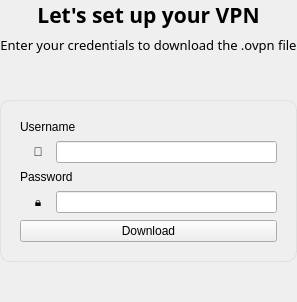
Before: the Qt Designer form forms/downloadscreen.ui in AaryaTalgaonkar/openvpn3-gui, drawn with Qt 5.
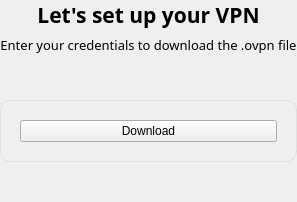
After: the same form once the commit is applied.

What changed in the file:
```diff
--- a/forms/downloadscreen.ui
+++ b/forms/downloadscreen.ui
@@ -73,76 +73,6 @@
       <string notr="true">QFrame#contentFrame { border: 1px solid rgba(0,0,0,0.06); border-radius: 10px; padding: 10px; }</string>
      </property>
      <layout class="QVBoxLayout" name="contentLayout">
-      <item>
-       <widget class="QLabel" name="label_username">
-        <property name="text">
-         <string>Username</string>
-        </property>
-       </widget>
-      </item>
-      <item>
-       <layout class="QHBoxLayout" name="usernameRowLayout">
-        <property name="leftMargin">
-         <number>6</number>
-        </property>
-        <item>
-         <widget class="QLabel" name="userIcon">
-          <property name="minimumSize">
-           <size>
-            <width>24</width>
-            <height>24</height>
-           </size>
-          </property>
-          <property name="text">
-           <string>👤</string>
-          </property>
-          <property name="alignment">
-           <set>Qt::AlignmentFlag::AlignCenter</set>
-          </property>
-         </widget>
-        </item>
-        <item>
-         <widget class="QLineEdit" name="usernameEdit"/>
-        </item>
-       </layout>
-      </item>
-      <item>
-       <widget class="QLabel" name="label_password">
-        <property name="text">
-         <string>Password</string>
-        </property>
-       </widget>
-      </item>
-      <item>
-       <layout class="QHBoxLayout" name="passwordRowLayout">
-        <property name="leftMargin">
-         <number>6</number>
-        </property>
-        <item>
-         <widget class="QLabel" name="passIcon">
-          <property name="minimumSize">
-           <size>
-            <width>24</width>
-            <height>24</height>
-           </size>
-          </property>
-          <property name="text">
-           <string>🔒</string>
-          </property>
-          <property name="alignment">
-           <set>Qt::AlignmentFlag::AlignCenter</set>
-          </property>
-         </widget>
-        </item>
-        <item>
-         <widget class="QLineEdit" name="passwordEdit">
-          <property name="echoMode">
-           <enum>QLineEdit::EchoMode::Password</enum>
-          </property>
-         </widget>
-        </item>
-       </layout>
-      </item>
       <item>
        <widget class="QPushButton" name="downloadButton">
         <property name="sizePolicy">
```
